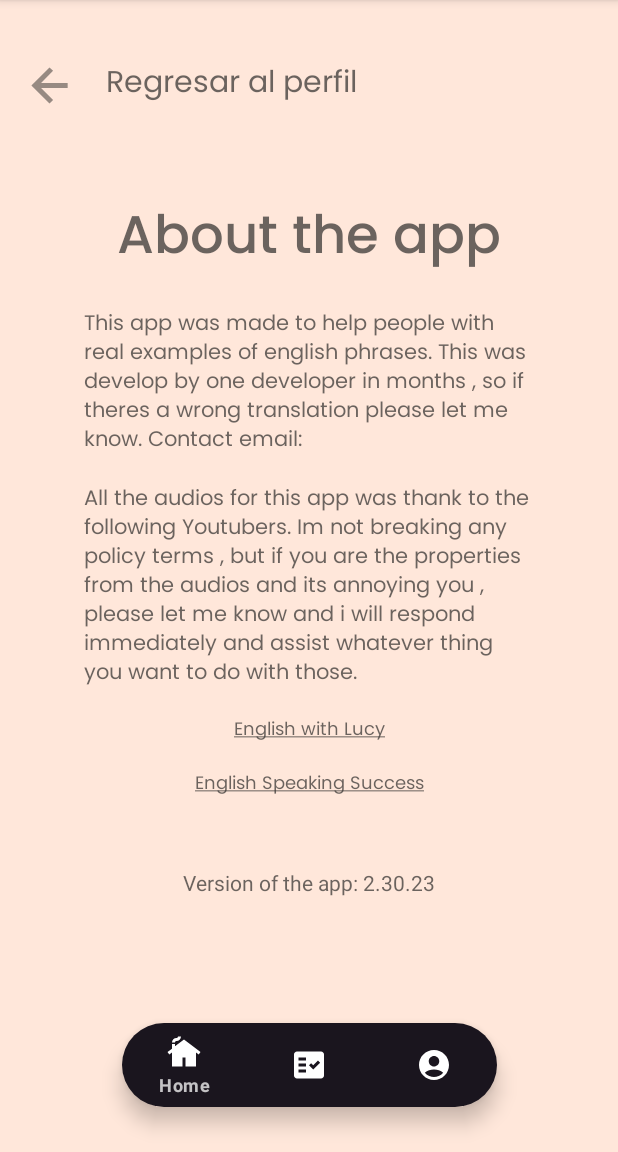
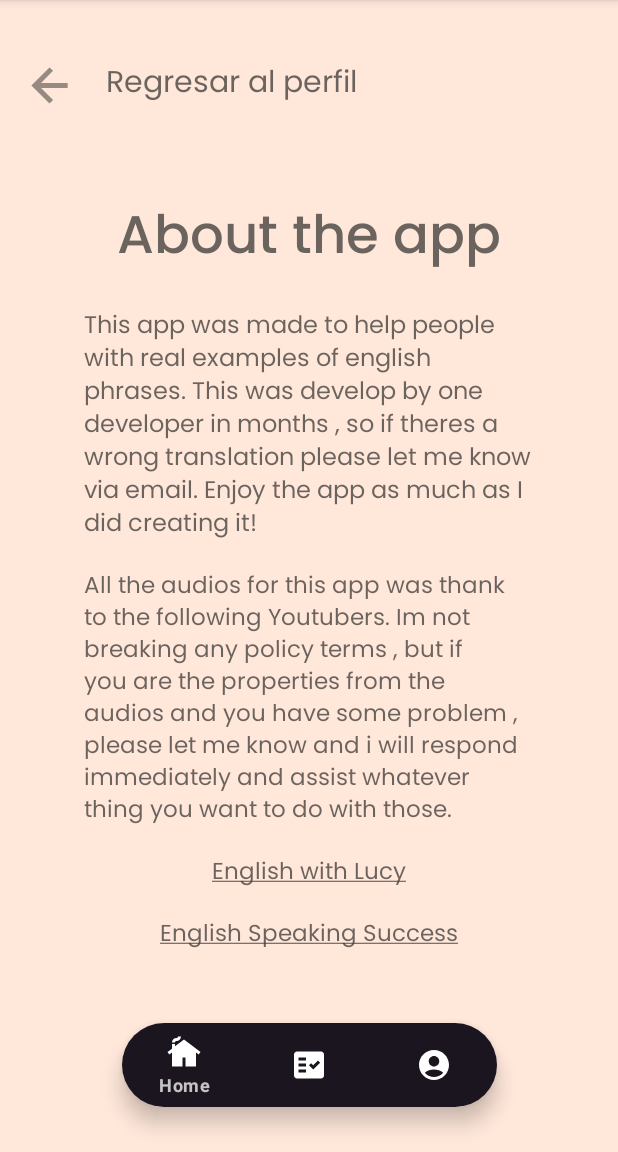
Before and after one commit to GeronimoDangelo/English-IT, an Android app: the MoreAppInfoFragment screen opened through its navigation route, on a phone screen of 412 x 824 dp, the part 84-1236 px from its top. Run offline under Robolectric (Android 15) with nearby library versions, the phone set to English and light mode, and no system bars; our stand-ins replace Dagger/Hilt's generated code, Firebase (no records; nobody signed in at launch, a user with empty details on screens opened directly), navigation-ui; 1 statement that could not run was skipped.

Commit message:
better style

```diff
--- a/app/src/main/res/drawable/email.xml
+++ b/app/src/main/res/drawable/email.xml
@@ -4,6 +4,6 @@
     android:viewportWidth="48"
     android:viewportHeight="48">
   <path
-      android:fillColor="#B0000000"
+      android:fillColor="#81000000"
       android:pathData="M7,40q-1.2,0 -2.1,-0.9Q4,38.2 4,37L4,11q0,-1.2 0.9,-2.1Q5.8,8 7,8h34q1.2,0 2.1,0.9 0.9,0.9 0.9,2.1v26q0,1.2 -0.9,2.1 -0.9,0.9 -2.1,0.9ZM24,24.9 L41,13.75L41,11L24,21.9 7,11v2.75Z"/>
 </vector>
--- a/app/src/main/res/layout/fragment_more_app_info.xml
+++ b/app/src/main/res/layout/fragment_more_app_info.xml
@@ -58,6 +58,7 @@
         app:layout_constraintTop_toBottomOf="@+id/titleAbout"
         app:layout_constraintStart_toStartOf="parent"
         android:layout_marginTop="15dp"
+        android:textSize="16sp"
         app:layout_constraintEnd_toEndOf="parent"
         android:textColor="@color/titleItemColor"
         android:fontFamily="@font/poppins_regular"
@@ -71,6 +72,7 @@
         app:layout_constraintTop_toBottomOf="@+id/tvFirstDesc"
         app:layout_constraintStart_toStartOf="parent"
         android:layout_marginTop="15dp"
+        android:textSize="15sp"
         app:layout_constraintEnd_toEndOf="parent"
         android:textColor="@color/titleItemColor"
         android:fontFamily="@font/poppins_regular"
@@ -84,7 +86,7 @@
         android:text="@string/lucy"
         android:fontFamily="@font/poppins_regular"
         android:padding="15dp"
-        android:textSize="12sp"
+        android:textSize="15sp"
         app:layout_constraintStart_toStartOf="parent"
         app:layout_constraintEnd_toEndOf="parent"
         app:layout_constraintTop_toBottomOf="@id/tvSecondDesc"/>
@@ -96,7 +98,7 @@
         android:textColorLink="@color/titleItemColor"
         android:text="@string/english_speaking_success"
         android:fontFamily="@font/poppins_regular"
-        android:textSize="12sp"
+        android:textSize="15sp"
         android:paddingBottom="15dp"
         app:layout_constraintStart_toStartOf="parent"
         app:layout_constraintEnd_toEndOf="parent"
@@ -110,6 +112,8 @@
         app:layout_constraintEnd_toEndOf="parent"
         app:layout_constraintStart_toStartOf="parent"
         android:layout_marginTop="30dp"
+        android:fontFamily="@font/poppins_semibolditalic"
+        android:textSize="15sp"
         android:textColor="@color/titleItemColor"
         android:text="Version of the app: 2.30.23"/>
 </androidx.constraintlayout.widget.ConstraintLayout>
--- a/app/src/main/res/values/strings.xml
+++ b/app/src/main/res/values/strings.xml
@@ -53,8 +53,8 @@
     <string name="algorithms">Hometown</string>
     <string name="interviewsfinal">Interviews</string>
     <string name="job_meeting">Job Meeting</string>
-    <string name="this_app">This app was made to help people with real examples of english phrases. This was develop by one developer in months , so if theres a wrong translation please let me know. Contact email:  </string>
-    <string name="all_the_audios">All the audios for this app was thank to the following Youtubers. Im not breaking any policy terms , but if you are the properties from the audios and its annoying you , please let me know and i will respond immediately and assist whatever thing you want to do with those.  </string>
+    <string name="this_app">This app was made to help people with real examples of english phrases. This was develop by one developer in months , so if theres a wrong translation please let me know via email. Enjoy the app as much as I did creating it!  </string>
+    <string name="all_the_audios">All the audios for this app was thank to the following Youtubers. Im not breaking any policy terms , but if you are the properties from the audios and you have some problem , please let me know and i will respond immediately and assist whatever thing you want to do with those.  </string>
     <string name="lucy"><a href="https://www.youtube.com/@EnglishwithLucy">English with Lucy</a></string>
     <string name="english_speaking_success"><a href="https://www.youtube.com/@EnglishSpeakingSuccess">English Speaking Success</a></string>
 
```
Also changed, not shown: app/src/main/res/layout/fragment_items_saved.xml (+31 -1 lines).
